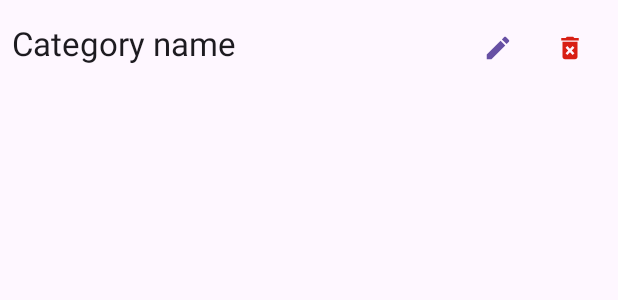
After one commit to IgniteCoders/ListaDeTareas, an Android app: the layout item_category.xml on its own in the app's theme, with its tools: preview values and no code run, on a phone screen of 412 x 824 dp. The commit adds this screen. Shown: the top 300 px of the screen. Run offline under Robolectric (Android 15) with nearby library versions, the phone set to English and light mode, and no system bars.

Commit message:
We list categories, and added the ability to delete or update them.

```diff
--- a/app/src/main/java/com/example/listadetareas/data/Category.kt
+++ b/app/src/main/java/com/example/listadetareas/data/Category.kt
@@ -2,7 +2,7 @@ package com.example.listadetareas.data
 
 data class Category(
     val id: Long,
-    val title: String
+    var title: String
 ) {
     companion object {
         const val TABLE_NAME = "Categories"
--- /dev/null
+++ b/app/src/main/res/drawable/ic_add.xml
@@ -0,0 +1,5 @@
+<vector xmlns:android="http://schemas.android.com/apk/res/android" android:height="24dp" android:tint="#000000" android:viewportHeight="24" android:viewportWidth="24" android:width="24dp">
+
+    <path android:fillColor="@android:color/white" android:pathData="M19,13h-6v6h-2v-6H5v-2h6V5h2v6h6v2z"/>
+
+</vector>
--- /dev/null
+++ b/app/src/main/res/drawable/ic_delete.xml
@@ -0,0 +1,5 @@
+<vector xmlns:android="http://schemas.android.com/apk/res/android" android:height="24dp" android:tint="#000000" android:viewportHeight="24" android:viewportWidth="24" android:width="24dp">
+
+    <path android:fillColor="@android:color/white" android:pathData="M6,19c0,1.1 0.9,2 2,2h8c1.1,0 2,-0.9 2,-2L18,7L6,7v12zM8.46,11.88l1.41,-1.41L12,12.59l2.12,-2.12 1.41,1.41L13.41,14l2.12,2.12 -1.41,1.41L12,15.41l-2.12,2.12 -1.41,-1.41L10.59,14l-2.13,-2.12zM15.5,4l-1,-1h-5l-1,1L5,4v2h14L19,4z"/>
+
+</vector>
--- /dev/null
+++ b/app/src/main/res/drawable/ic_edit.xml
@@ -0,0 +1,5 @@
+<vector xmlns:android="http://schemas.android.com/apk/res/android" android:height="24dp" android:tint="#000000" android:viewportHeight="24" android:viewportWidth="24" android:width="24dp">
+
+    <path android:fillColor="@android:color/white" android:pathData="M3,17.25V21h3.75L17.81,9.94l-3.75,-3.75L3,17.25zM20.71,7.04c0.39,-0.39 0.39,-1.02 0,-1.41l-2.34,-2.34c-0.39,-0.39 -1.02,-0.39 -1.41,0l-1.83,1.83 3.75,3.75 1.83,-1.83z"/>
+
+</vector>
--- /dev/null
+++ b/app/src/main/res/layout/item_category.xml
@@ -0,0 +1,32 @@
+<?xml version="1.0" encoding="utf-8"?>
+<LinearLayout xmlns:android="http://schemas.android.com/apk/res/android"
+    xmlns:app="http://schemas.android.com/apk/res-auto"
+    android:orientation="horizontal"
+    android:layout_width="match_parent"
+    android:layout_height="wrap_content"
+    android:padding="8dp">
+
+    <TextView
+        android:id="@+id/titleTextView"
+        android:layout_width="0dp"
+        android:layout_height="wrap_content"
+        android:layout_weight="1"
+        android:text="Category name"
+        android:textAppearance="@style/TextAppearance.Material3.TitleLarge"/>
+
+    <Button
+        style="?attr/materialIconButtonStyle"
+        android:id="@+id/editButton"
+        android:layout_width="wrap_content"
+        android:layout_height="wrap_content"
+        app:icon="@drawable/ic_edit"/>
+
+    <Button
+        style="?attr/materialIconButtonStyle"
+        android:id="@+id/deleteButton"
+        android:layout_width="wrap_content"
+        android:layout_height="wrap_content"
+        app:icon="@drawable/ic_delete"
+        app:iconTint="@color/negative_red"/>
+
+</LinearLayout>
--- a/app/src/main/res/values/colors.xml
+++ b/app/src/main/res/values/colors.xml
@@ -2,4 +2,7 @@
 <resources>
     <color name="black">#FF000000</color>
     <color name="white">#FFFFFFFF</color>
+
+
+    <color name="negative_red">#D81F14</color>
 </resources>
```
Also changed, not shown: app/src/main/java/com/example/listadetareas/activities/MainActivity.kt (+81 -1 lines), app/src/main/java/com/example/listadetareas/adapters/CategoryAdapter.kt (added, +51 -0 lines), app/src/main/res/layout/activity_main.xml (+13 -4 lines), app/src/main/res/layout/dialog_create_category.xml (added, +19 -0 lines).
